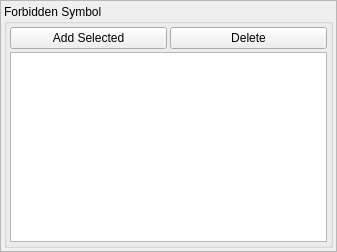
Qt form CodeViewPy/ui/Symbol.ui (league1991/CodeAtlasSublime) before a commit.
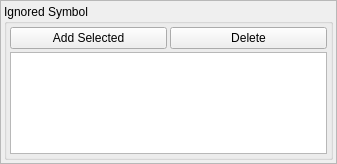
The same form after that commit.

The edit to the form file:
```diff
--- a/CodeViewPy/ui/Symbol.ui
+++ b/CodeViewPy/ui/Symbol.ui
@@ -7,7 +7,7 @@
     <x>0</x>
     <y>0</y>
     <width>337</width>
-    <height>252</height>
+    <height>164</height>
    </rect>
   </property>
   <property name="windowTitle">
@@ -22,7 +22,7 @@
      <x>0</x>
      <y>0</y>
      <width>335</width>
-     <height>250</height>
+     <height>162</height>
     </rect>
    </property>
    <layout class="QVBoxLayout" name="verticalLayout_2" stretch="0">
@@ -35,7 +35,7 @@
     <item>
      <widget class="QGroupBox" name="groupBox">
       <property name="title">
-       <string>Forbidden Symbol</string>
+       <string>Ignored Symbol</string>
       </property>
       <layout class="QVBoxLayout" name="verticalLayout">
        <property name="spacing">
```
